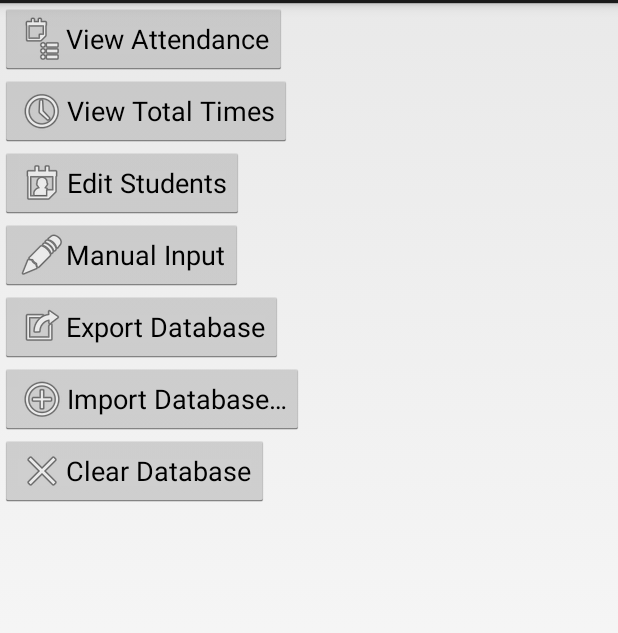
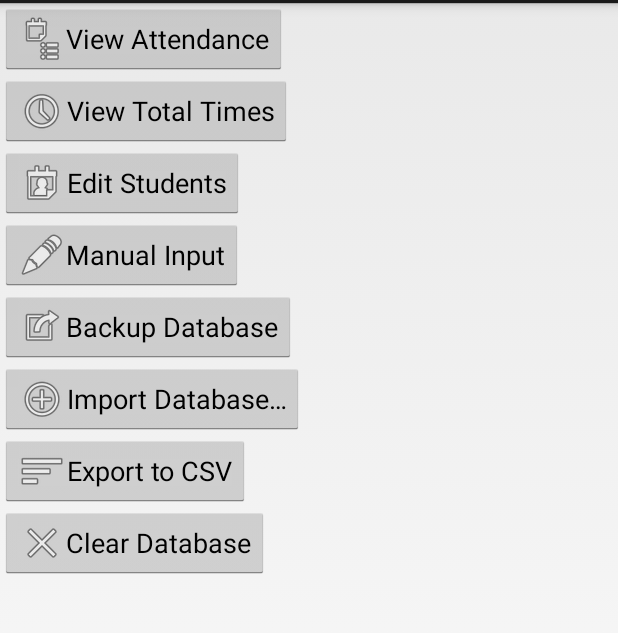
Before and after one commit to Team3128/AttendanceScanner, an Android app: the MainActivity screen opened directly, with no data from a screen before it, on a phone screen of 412 x 824 dp, the part 69-702 px from its top. Run offline under Robolectric (Android 15) with nearby library versions, the phone set to English and light mode, and no system bars; libraries missing offline, so code that uses them is left out: com.opencsv.

Commit message:
Add CSV export support

```diff
--- a/app/src/main/res/layout/activity_main.xml
+++ b/app/src/main/res/layout/activity_main.xml
@@ -44,7 +44,7 @@
     <Button
         android:layout_width="wrap_content"
         android:layout_height="wrap_content"
-        android:text="@string/export_database"
+        android:text="@string/backup_database"
         android:id="@+id/exportDatabaseButton"
         android:drawableLeft="@android:drawable/ic_menu_set_as"
         android:drawableStart="@android:drawable/ic_menu_set_as"
@@ -62,9 +62,19 @@
     <Button
         android:layout_width="wrap_content"
         android:layout_height="wrap_content"
+        android:text="@string/exportcsv"
+        android:id="@+id/exportCSVButton"
+        android:drawableLeft="@android:drawable/ic_menu_sort_by_size"
+        android:drawableStart="@android:drawable/ic_menu_sort_by_size"
+        android:onClick="exportToCSV"/>
+
+    <Button
+        android:layout_width="wrap_content"
+        android:layout_height="wrap_content"
         android:text="@string/clear_database"
-        android:id="@+id/button"
+        android:id="@+id/clearDatabasebutton"
         android:drawableLeft="@android:drawable/ic_menu_close_clear_cancel"
         android:drawableStart="@android:drawable/ic_menu_close_clear_cancel"
         android:onClick="clearDatabase"/>
+
 </LinearLayout>
--- a/app/src/main/res/values/strings.xml
+++ b/app/src/main/res/values/strings.xml
@@ -21,7 +21,7 @@
     <string name="remove_student_title">Remove this student?</string>
     <string name="remove_student_message">This will delete all their attendance records.</string>
     <string name="import_database">Import Database…</string>
-    <string name="export_database">Export Database</string>
+    <string name="backup_database">Backup Database</string>
     <string name="password_dialog_title">Enter Mentor Password</string>
     <string name="password_dialog_message">This function is reserved for club administrators.</string>
     <string name="password_incorrect">Incorrect password!</string>
@@ -42,4 +42,5 @@
     <string name="areyoureallysure">Are you REALLY sure?</string>
     <string name="delete_all_records">This will delete all attendance records!</string>
     <string name="might_want_this_someday">You might want these records someday!</string>
+    <string name="exportcsv">Export to CSV</string>
 </resources>
```
Also changed, not shown: app/src/main/java/org/team3128/attendancescanner/CSVExporterAsyncTask.java (added, +110 -0 lines), app/src/main/java/org/team3128/attendancescanner/MainActivity.java (+27 -0 lines).
